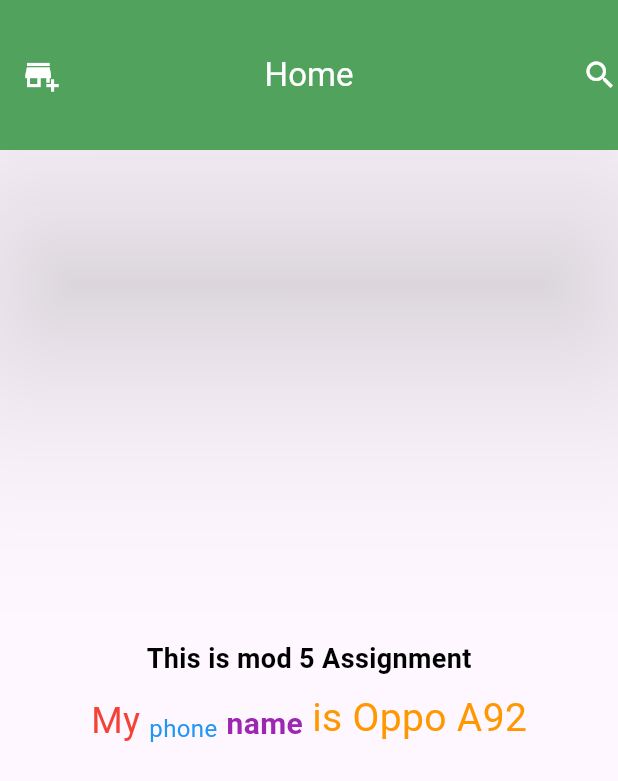
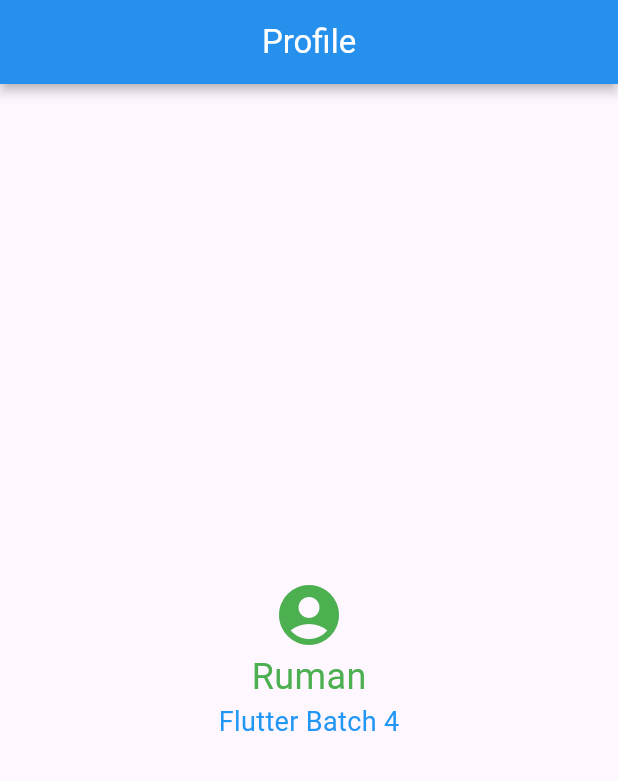
Before and after one commit to dev-ruman/ostad_assignments, a Flutter app: the screen it shows after launch, on a phone screen of 412 x 824 dp. Shown: the top 781 px of the screen. Run offline on Flutter 3.47's test engine with Material 3 defaults, Android fonts, the light colour scheme and no system bars.

Commit message:
module-five live test design updated

```diff
--- a/lib/home_page.dart
+++ b/lib/home_page.dart
@@ -7,77 +7,38 @@
   Widget build(BuildContext context) {
     return Scaffold(
       appBar: AppBar(
-        toolbarHeight: 100,
-        elevation: 70,
+        title: const Text('Profile'),
+        centerTitle: true,
+        elevation: 3,
         shadowColor: Colors.black,
-        backgroundColor: Colors.green,
+        backgroundColor: Colors.blue,
         foregroundColor: Colors.white,
-        title: const Text('Home'),
-        leading: const Icon(Icons.add_business),
-        actions: const [
-          Icon(Icons.search),
-        ],
-        centerTitle: true,
       ),
-      body: const Column(
+      body: const Center(
+        child: Column(
           mainAxisAlignment: MainAxisAlignment.center,
           children: [
+            Icon(
+              Icons.account_circle_rounded,
+              color: Colors.green,
+              size: 48,
+            ),
             Text(
-            'This is mod 5 Assignment',
+              'Ruman',
+              style: TextStyle(
+                fontSize: 24,
+                color: Colors.green,
+              ),
+            ),
+            Text(
+              'Flutter Batch 4',
               style: TextStyle(
                 fontSize: 18,
-              fontWeight: FontWeight.bold,
-              color: Colors.black,
-            ),
-          ),
-          SizedBox(
-            height: 8,
-          ),
-          Row(
-            mainAxisAlignment: MainAxisAlignment.center,
-            crossAxisAlignment: CrossAxisAlignment.end,
-            children: [
-              Text(
-                'My',
-                style: TextStyle(
-                  fontSize: 24,
-                  color: Colors.red,
-                ),
-              ),
-              SizedBox(
-                width: 6,
-              ),
-              Text(
-                'phone',
-                style: TextStyle(
-                  fontSize: 16,
                 color: Colors.blue,
               ),
             ),
-              SizedBox(
-                width: 6,
+          ],
         ),
-              Text(
-                'name',
-                style: TextStyle(
-                  fontSize: 20,
-                  color: Colors.purple,
-                  fontWeight: FontWeight.bold,
-                ),
-              ),
-              SizedBox(
-                width: 6,
-              ),
-              Text(
-                'is Oppo A92',
-                style: TextStyle(
-                  fontSize: 26,
-                  color: Colors.orange,
-                ),
-              ),
-            ],
-          )
-        ],
       ),
     );
   }
```
Lines whose indentation alone changed are shown as unchanged.
